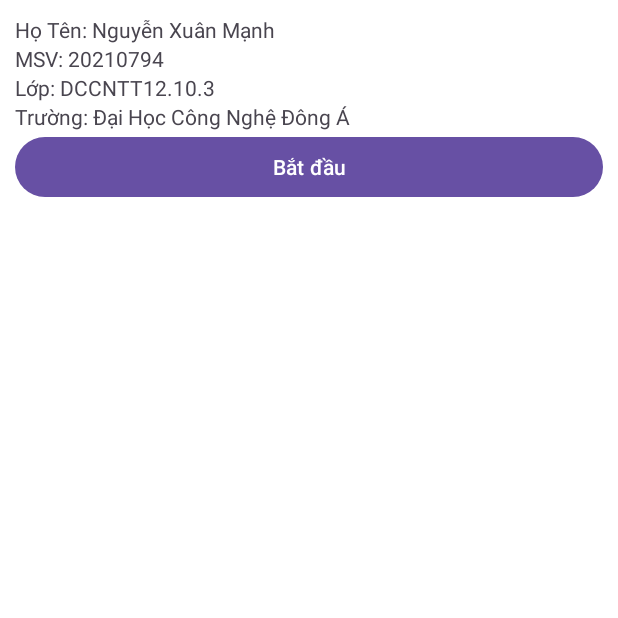
After one commit to vanduy2003/PTUD-Mobile-CookingInstructions, an Android app: the MyInfor screen opened directly, with no data from a screen before it, on a phone screen of 412 x 824 dp, the top half of it. The commit adds this screen. Run offline under Robolectric (Android 15) with nearby library versions, the phone set to English and light mode, and no system bars.

```diff
--- a/app/src/main/AndroidManifest.xml
+++ b/app/src/main/AndroidManifest.xml
@@ -14,6 +14,9 @@
         android:supportsRtl="true"
         android:theme="@style/Theme.CookingInstructions"
         tools:targetApi="31">
+        <activity
+            android:name=".Controller.MyInfor"
+            android:exported="false" />
         <activity
             android:name=".Controller.Activity_Favorite"
             android:exported="false" />
--- /dev/null
+++ b/app/src/main/java/nhom12/eaut/cookinginstructions/Controller/MyInfor.java
@@ -0,0 +1,26 @@
+package nhom12.eaut.cookinginstructions.Controller;
+
+import android.os.Bundle;
+
+import androidx.activity.EdgeToEdge;
+import androidx.appcompat.app.AppCompatActivity;
+import androidx.core.graphics.Insets;
+import androidx.core.view.ViewCompat;
+import androidx.core.view.WindowInsetsCompat;
+
+import nhom12.eaut.cookinginstructions.R;
+
+public class MyInfor extends AppCompatActivity {
+
+    @Override
+    protected void onCreate(Bundle savedInstanceState) {
+        super.onCreate(savedInstanceState);
+        EdgeToEdge.enable(this);
+        setContentView(R.layout.activity_my_infor);
+        ViewCompat.setOnApplyWindowInsetsListener(findViewById(R.id.main), (v, insets) -> {
+            Insets systemBars = insets.getInsets(WindowInsetsCompat.Type.systemBars());
+            v.setPadding(systemBars.left, systemBars.top, systemBars.right, systemBars.bottom);
+            return insets;
+        });
+    }
+}
--- /dev/null
+++ b/app/src/main/res/layout/activity_my_infor.xml
@@ -0,0 +1,47 @@
+<?xml version="1.0" encoding="utf-8"?>
+<androidx.constraintlayout.widget.ConstraintLayout xmlns:android="http://schemas.android.com/apk/res/android"
+    xmlns:app="http://schemas.android.com/apk/res-auto"
+    xmlns:tools="http://schemas.android.com/tools"
+    android:id="@+id/main"
+    android:layout_width="match_parent"
+    android:layout_height="match_parent"
+    android:background="#fff"
+    tools:context=".Controller.MyInfor">
+
+    <LinearLayout
+        android:layout_width="match_parent"
+        android:layout_height="match_parent"
+        android:padding="10dp"
+        android:orientation="vertical">
+
+        <TextView
+            android:id="@+id/textView4"
+            android:layout_width="match_parent"
+            android:layout_height="wrap_content"
+            android:text="Họ Tên: Nguyễn Xuân Mạnh" />
+
+        <TextView
+            android:id="@+id/textView5"
+            android:layout_width="match_parent"
+            android:layout_height="wrap_content"
+            android:text="MSV: 20210794" />
+
+        <TextView
+            android:id="@+id/textView8"
+            android:layout_width="match_parent"
+            android:layout_height="wrap_content"
+            android:text="Lớp: DCCNTT12.10.3" />
+
+        <TextView
+            android:id="@+id/textView9"
+            android:layout_width="match_parent"
+            android:layout_height="wrap_content"
+            android:text="Trường: Đại Học Công Nghệ Đông Á" />
+
+        <Button
+            android:id="@+id/button"
+            android:layout_width="match_parent"
+            android:layout_height="wrap_content"
+            android:text="Bắt đầu" />
+    </LinearLayout>
+</androidx.constraintlayout.widget.ConstraintLayout>
```
Also changed, not shown: app/src/main/java/nhom12/eaut/cookinginstructions/Controller/Activity_RecipeDetail.java (+51 -9 lines), app/src/main/res/layout/activity_favorite.xml (+12 -1 lines), 2 other files.
